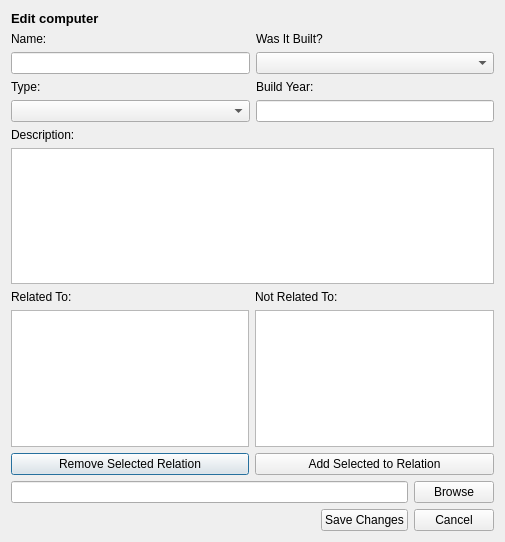
This is vika3/ui/editcomputer.ui in hlynurstef/Verklegt-namskeid-1-vika-3 as Qt 5 draws it before an edit. The edited form follows.
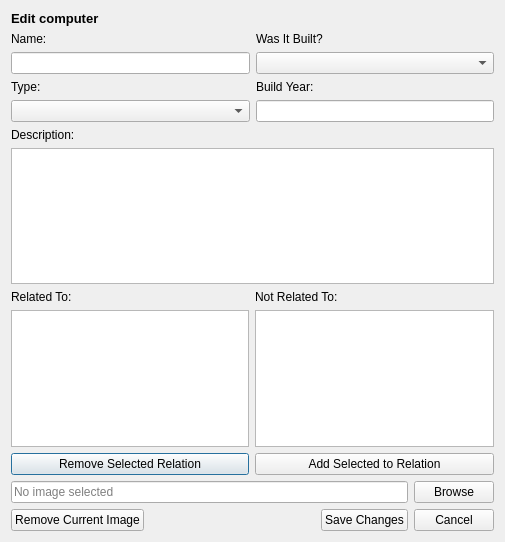
This is the edited form. Icons and pictures are not drawn.

Commit message: added remove image function in edit windows

What changed in the file:
```diff
--- a/vika3/ui/editcomputer.ui
+++ b/vika3/ui/editcomputer.ui
@@ -17,15 +17,15 @@
    <iconset resource="resources.qrc">
     <normaloff>:/icons/Images/edit_.png</normaloff>:/icons/Images/edit_.png</iconset>
   </property>
-  <layout class="QGridLayout" name="gridLayout">
-   <item row="0" column="0">
+  <layout class="QVBoxLayout" name="verticalLayout_5">
+   <item>
     <widget class="QLabel" name="label_edit_computer">
      <property name="text">
       <string>&lt;html&gt;&lt;head/&gt;&lt;body&gt;&lt;p&gt;&lt;span style=&quot; font-size:10pt; font-weight:600;&quot;&gt;Edit computer&lt;/span&gt;&lt;/p&gt;&lt;/body&gt;&lt;/html&gt;</string>
      </property>
     </widget>
    </item>
-   <item row="1" column="0" colspan="2">
+   <item>
     <layout class="QHBoxLayout" name="horizontalLayout_8">
      <item>
       <layout class="QVBoxLayout" name="verticalLayout_2">
@@ -121,7 +121,7 @@
      </item>
     </layout>
    </item>
-   <item row="2" column="0">
+   <item>
     <layout class="QHBoxLayout" name="horizontalLayout_4">
      <item>
       <widget class="QLabel" name="label_description">
@@ -139,10 +139,10 @@
      </item>
     </layout>
    </item>
-   <item row="3" column="0" colspan="2">
+   <item>
     <widget class="QTextEdit" name="edit_description"/>
    </item>
-   <item row="4" column="0" colspan="2">
+   <item>
     <layout class="QHBoxLayout" name="horizontalLayout_6">
      <item>
       <layout class="QVBoxLayout" name="verticalLayout_4">
@@ -188,18 +188,33 @@
      </item>
     </layout>
    </item>
-   <item row="5" column="0">
-    <widget class="QLineEdit" name="lineEdit_image"/>
-   </item>
-   <item row="5" column="1">
+   <item>
+    <layout class="QHBoxLayout" name="horizontalLayout_9">
+     <item>
+      <widget class="QLineEdit" name="lineEdit_image">
+       <property name="placeholderText">
+        <string>No image selected</string>
+       </property>
+      </widget>
+     </item>
+     <item>
     <widget class="QPushButton" name="pushButton_image">
      <property name="text">
       <string>Browse</string>
      </property>
     </widget>
    </item>
-   <item row="6" column="0" colspan="2">
+    </layout>
+   </item>
+   <item>
     <layout class="QHBoxLayout" name="horizontalLayout_7">
+     <item>
+      <widget class="QPushButton" name="button_remove_image">
+       <property name="text">
+        <string>Remove Current Image</string>
+       </property>
+      </widget>
+     </item>
      <item>
       <spacer name="horizontalSpacer">
        <property name="orientation">
```
Lines whose indentation alone changed are shown as unchanged. The commit also changes 5 other files.
